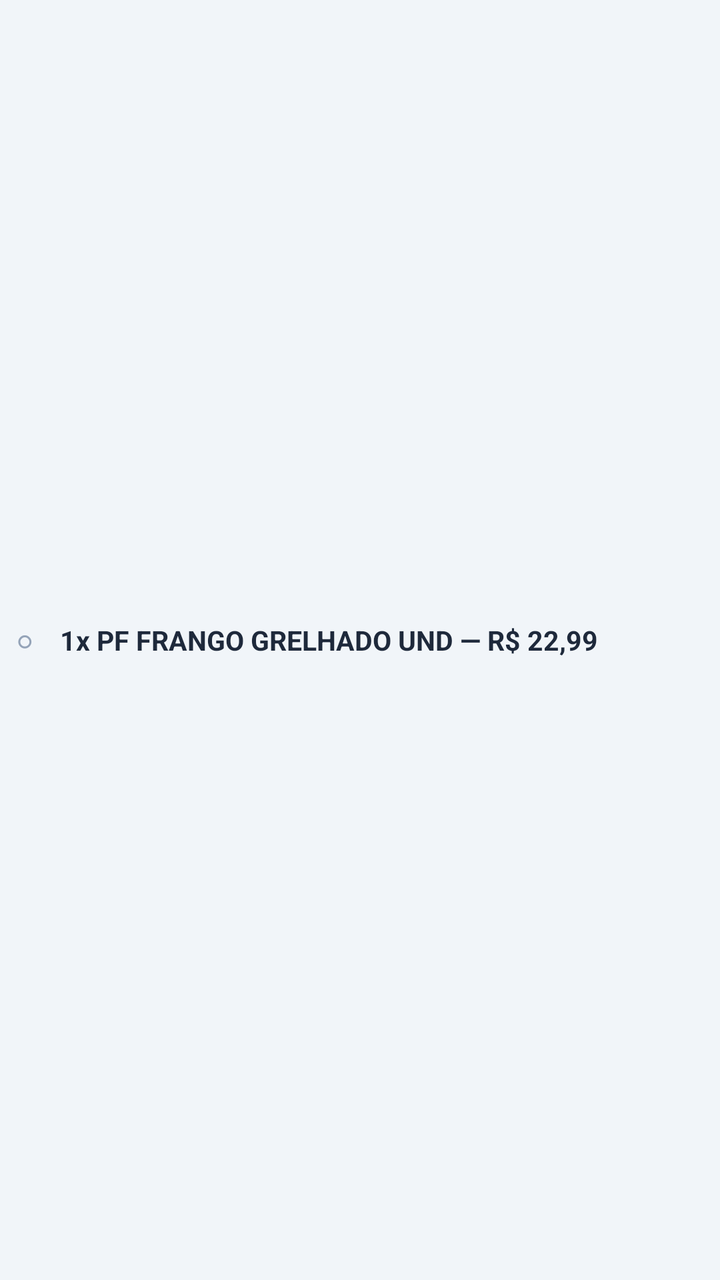
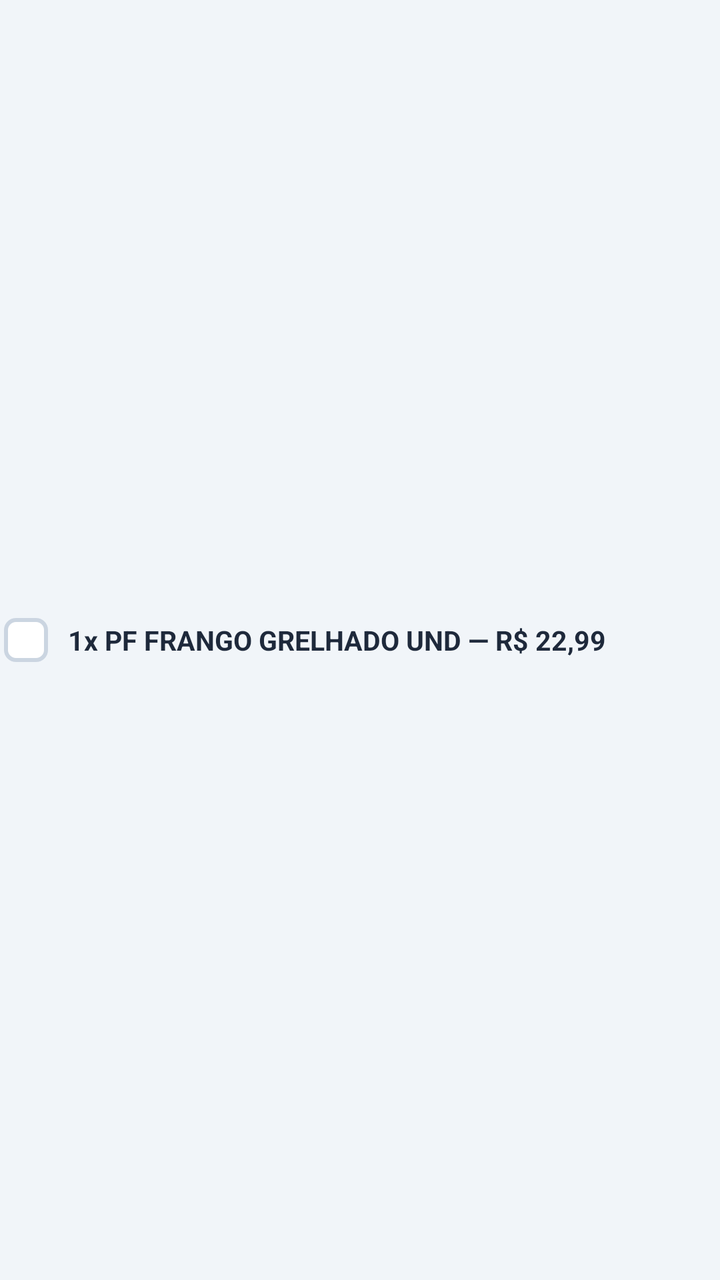

Two renders of the same Android screen: before a commit and after it. Below are the layout's source before the change and the commit's diff.
<!-- AndroidManifest.xml: application theme Theme.AppMesas -->
<!-- res/layout/item_linha_produto.xml -->
<?xml version="1.0" encoding="utf-8"?>
<LinearLayout xmlns:android="http://schemas.android.com/apk/res/android"
    android:id="@+id/layoutLinhaProduto"
    android:layout_width="match_parent"
    android:layout_height="wrap_content"
    android:orientation="horizontal"
    android:gravity="center_vertical"
    android:paddingTop="5dp"
    android:paddingBottom="5dp"
    android:background="?android:attr/selectableItemBackground"
    android:clickable="true"
    android:focusable="true">

    
    <TextView
        android:id="@+id/tvItemCheck"
        android:layout_width="24dp"
        android:layout_height="24dp"
        android:gravity="center"
        android:text="○"
        android:textColor="#94A3B8"
        android:textSize="14sp"
        android:textStyle="bold"
        android:layout_marginEnd="6dp" />

    <LinearLayout
        android:layout_width="0dp"
        android:layout_height="wrap_content"
        android:layout_weight="1"
        android:orientation="vertical">

        <TextView
            android:id="@+id/tvDescricaoPreco"
            android:layout_width="match_parent"
            android:layout_height="wrap_content"
            android:text="1x PF FRANGO GRELHADO UND — R$ 22,99"
            android:textColor="#1E293B"
            android:textSize="13.5sp"
            android:textStyle="bold" />

        <TextView
            android:id="@+id/tvObs"
            android:layout_width="match_parent"
            android:layout_height="wrap_content"
            android:layout_marginStart="8dp"
            android:layout_marginTop="1dp"
            android:text="↳ Obs: ..."
            android:textColor="#B45309"
            android:textSize="11.5sp"
            android:textStyle="italic"
            android:visibility="gone" />
    </LinearLayout>

</LinearLayout>
<!-- resources referenced by this layout -->
<resources>
  <style name="Theme.AppMesas" parent="Theme.MaterialComponents.Light.NoActionBar">
          <item name="colorPrimary">@color/purple_500</item>
          <item name="colorPrimaryVariant">@color/purple_700</item>
          <item name="colorOnPrimary">@color/white</item>
          <item name="colorSecondary">@color/teal_700</item>
          <item name="colorSecondaryVariant">@color/teal_700</item>
          <item name="colorOnSecondary">@color/white</item>
          <item name="android:statusBarColor">@color/bg_header</item>
          <item name="android:navigationBarColor">@color/bg_dark</item>
          <item name="android:windowLightStatusBar">false</item>
          <item name="android:windowBackground">@color/bg_dark</item>
          <item name="android:textSize">15sp</item>
      </style>
  <color name="purple_500">#0F172A</color>
  <color name="purple_700">#09101D</color>
  <color name="white">#FFFFFF</color>
  <color name="teal_700">#0D9488</color>
  <color name="bg_header">#0F172A</color>
  <color name="bg_dark">#F1F5F9</color>
</resources>

<!-- the commit's change to res/layout/item_linha_produto.xml (unified diff, before → after) -->
@@ -14,14 +14,15 @@
     
     <TextView
         android:id="@+id/tvItemCheck"
-        android:layout_width="24dp"
-        android:layout_height="24dp"
+        android:layout_width="22dp"
+        android:layout_height="22dp"
+        android:layout_marginStart="2dp"
+        android:layout_marginEnd="10dp"
         android:gravity="center"
-        android:text="○"
-        android:textColor="#94A3B8"
-        android:textSize="14sp"
-        android:textStyle="bold"
-        android:layout_marginEnd="6dp" />
+        android:background="@drawable/bg_checkbox_unchecked"
+        android:textColor="#FFFFFF"
+        android:textSize="13sp"
+        android:textStyle="bold" />
 
     <LinearLayout
         android:layout_width="0dp"
<!-- resource entries referenced after the edit -->
@@ -1,5 +1,18 @@
 <!-- resources referenced by this layout -->
 <resources>
+  <!-- drawable bg_checkbox_unchecked (drawable) -->
+  <?xml version="1.0" encoding="utf-8"?>
+  <shape xmlns:android="http://schemas.android.com/apk/res/android"
+      android:shape="rectangle">
+      <solid android:color="#FFFFFF" />
+      <stroke
+          android:width="2dp"
+          android:color="#CBD5E1" />
+      <corners android:radius="5dp" />
+      <size
+          android:width="22dp"
+          android:height="22dp" />
+  </shape>
   <style name="Theme.AppMesas" parent="Theme.MaterialComponents.Light.NoActionBar">
           <item name="colorPrimary">@color/purple_500</item>
           <item name="colorPrimaryVariant">@color/purple_700</item>
